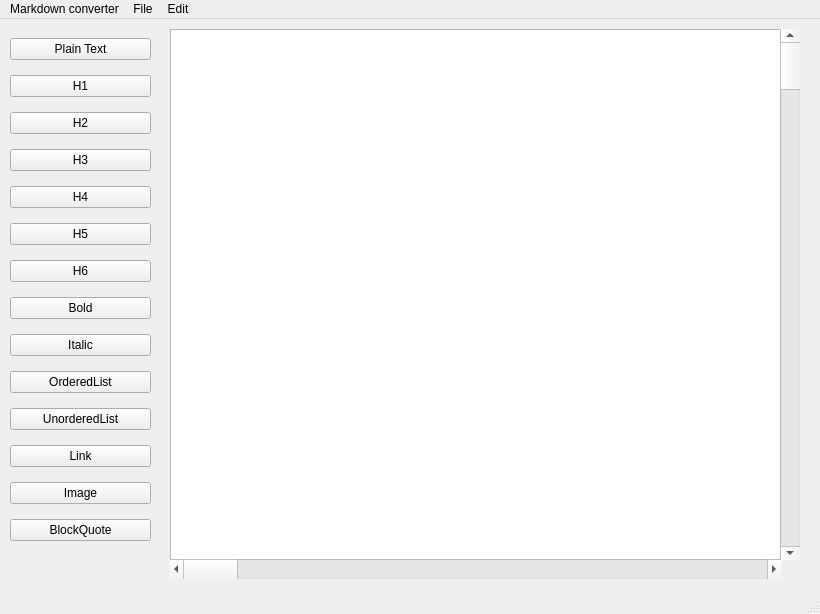
Above: MainWindow.ui from jp3pe/markdown-converter before the change. Below: the same form after it.
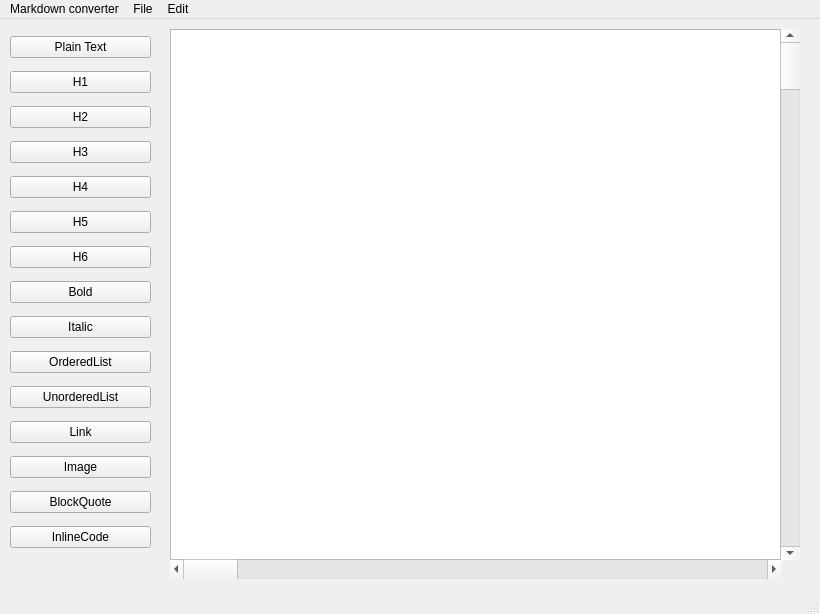
That is the form after the change.

Commit message: Add button for inline code

What changed in the file:
```diff
--- a/MainWindow.ui
+++ b/MainWindow.ui
@@ -122,6 +122,13 @@
        </property>
       </widget>
      </item>
+     <item>
+      <widget class="QPushButton" name="pushButton_InlineCode">
+       <property name="text">
+        <string>InlineCode</string>
+       </property>
+      </widget>
+     </item>
     </layout>
    </widget>
    <widget class="QTextEdit" name="textEdit">
```
The commit also changes 1 other file.
